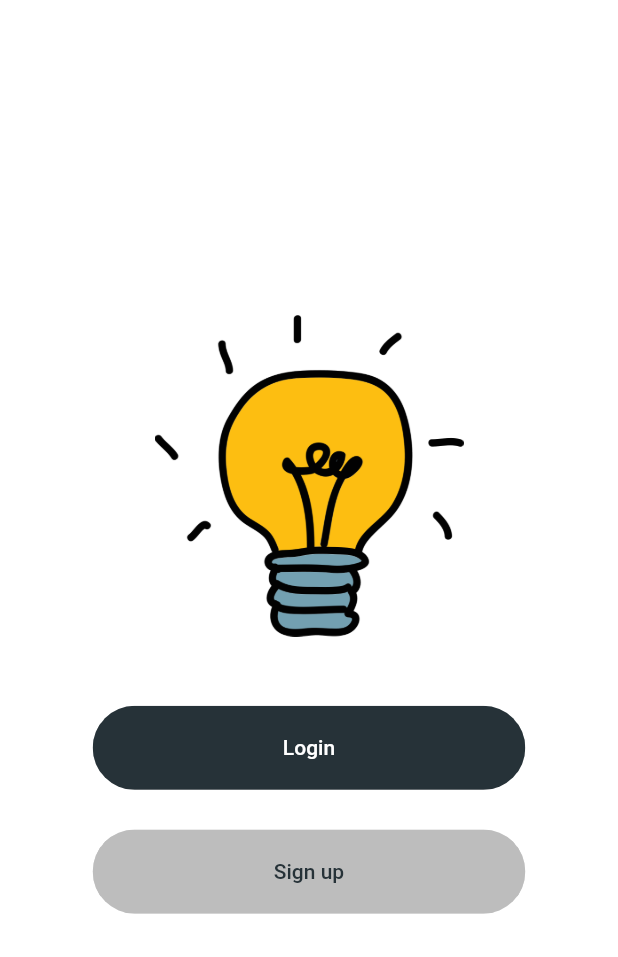
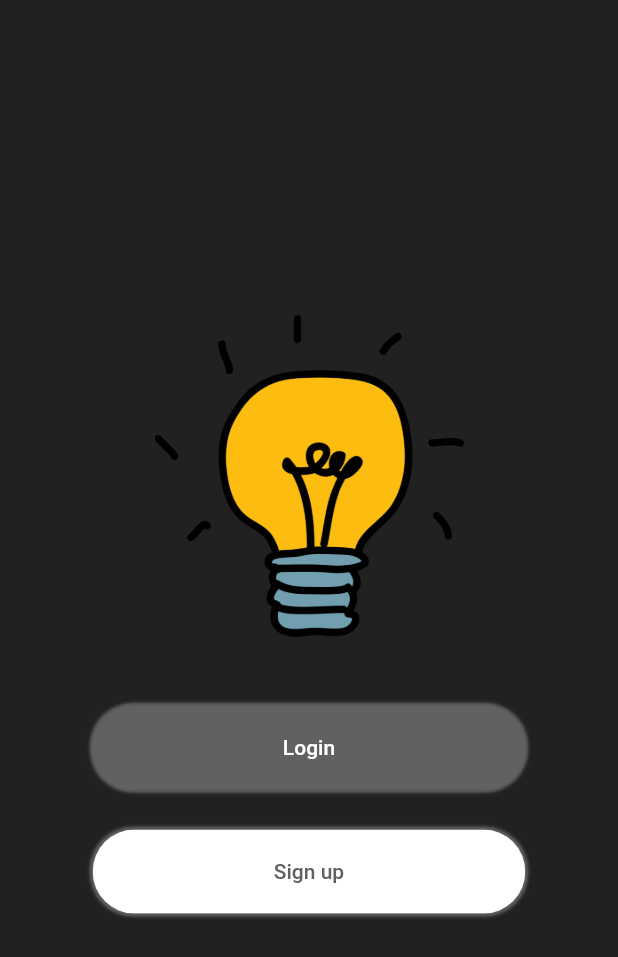
Before and after one commit to yllgashi/important, a Flutter app: the screen it shows after launch, on a phone screen of 412 x 824 dp. Shown: the top 957 px of the screen. Run offline on Flutter 3.47's test engine with Material 2 defaults, Android fonts, the phone set to English and light mode, and no system bars; our stand-ins replace flutter_custom_clippers.

Commit message:
implement new design in todos-overview-screen

```diff
--- a/lib/main.dart
+++ b/lib/main.dart
@@ -25,7 +25,7 @@ class MyApp extends StatelessWidget {
         title: 'Important',
         theme: Constants.lightTheme(context),
         darkTheme: Constants.darkTheme(context),
-        themeMode: ThemeMode.light,
+        themeMode: ThemeMode.dark,
         home: AuthScreen(),
         routes: {
           TodosOverviewScreen.routeName: (ctx) => TodosOverviewScreen(),
--- a/lib/modules/auth/components/auth_button.dart
+++ b/lib/modules/auth/components/auth_button.dart
@@ -18,6 +18,16 @@ class AuthButton extends StatelessWidget {
   @override
   Widget build(BuildContext context) {
     return Container(
+      decoration: BoxDecoration(
+        borderRadius: BorderRadius.circular(29),
+        boxShadow: [
+          BoxShadow(
+            color: Colors.grey.withOpacity(0.5),
+            spreadRadius: 2,
+            blurRadius: 1, // changes position of shadow
+          ),
+        ],
+      ),
       margin: EdgeInsets.symmetric(vertical: 5),
       width: mediaQuery.size.width * 0.7,
       child: ClipRRect(
--- a/lib/modules/todos_overview/create_todo_dialog.dart
+++ b/lib/modules/todos_overview/create_todo_dialog.dart
@@ -28,14 +28,14 @@ class _CreateTodoDialogState extends State<CreateTodoDialog> {
       content: _todoForm(),
       actions: [
         TextButton(
-          style: TextButton.styleFrom(primary: Constants.primaryColor),
+          style: TextButton.styleFrom(primary: Theme.of(context).primaryColor),
           onPressed: () {
             Navigator.pop(context);
           },
           child: Text('Cancel'),
         ),
         TextButton(
-          style: TextButton.styleFrom(primary: Constants.primaryColor),
+          style: TextButton.styleFrom(primary: Theme.of(context).primaryColor),
           onPressed: addNewTodo,
           child: Text('Create'),
         ),
--- a/lib/shared_widgets/todo_onlongpress_dialog.dart
+++ b/lib/shared_widgets/todo_onlongpress_dialog.dart
@@ -13,7 +13,7 @@ class TodoOnlongpressDialog extends StatelessWidget {
       content: _contentOfDialog(),
       actions: [
         FlatButton(
-          textColor: Constants.primaryColor,
+          textColor: Theme.of(context).primaryColor,
           onPressed: () {
             Navigator.pop(context);
           },
--- a/lib/utilities/constants.dart
+++ b/lib/utilities/constants.dart
@@ -2,9 +2,11 @@ import 'package:flutter/material.dart';
 
 class Constants {
   // primary colors
-  static Color primaryColor = Colors.blueGrey[900];
-  static Color accentLightColor = Colors.grey[400];
-  static Color accentDarkColor = Colors.grey[300];
+  static Color primaryLightColor = Colors.grey[600];
+  static Color primaryDarkColor = Colors.grey[700];
+  static Color accentLightColor = Colors.grey[100];
+  // static Color accentDarkColor = Color(0xFF404040);
+  static Color accentDarkColor = Colors.white;
   static Color yellowColor = Colors.yellow[800];
 
   // text colors
@@ -20,8 +22,9 @@ class Constants {
 
   static ThemeData lightTheme(BuildContext context) {
     return ThemeData(
-      primaryColor: primaryColor,
+      primaryColor: primaryLightColor,
       accentColor: accentLightColor,
+      appBarTheme: _appBarTheme(),
       scaffoldBackgroundColor: Colors.white,
       backgroundColor: Colors.white,
       iconTheme: IconThemeData(color: textLightColor),
@@ -35,18 +38,23 @@ class Constants {
   }
 
   static ThemeData darkTheme(BuildContext context) {
-    return ThemeData(
-      primaryColor: primaryColor,
-      accentColor: accentLightColor,
-      scaffoldBackgroundColor: Colors.white,
-      backgroundColor: Colors.white,
+    return ThemeData.dark().copyWith(
+      primaryColor: primaryDarkColor,
+      accentColor: accentDarkColor,
+      appBarTheme: _appBarTheme(),
+      scaffoldBackgroundColor: Colors.grey[900],
+      backgroundColor: Colors.grey[850],
       iconTheme: IconThemeData(color: textLightColor),
       textTheme: TextTheme(
-        bodyText1: TextStyle(color: textLightColor),
-        bodyText2: TextStyle(color: textLightColor),
-        headline4: TextStyle(color: textLightColor, fontSize: 5),
-        headline1: TextStyle(color: textLightColor, fontSize: 32),
+        bodyText1: TextStyle(color: textDarkColor),
+        bodyText2: TextStyle(color: textDarkColor),
+        headline4: TextStyle(color: textDarkColor, fontSize: 5),
+        headline1: TextStyle(color: textDarkColor, fontSize: 32),
       ),
     );
   }
+
+  static AppBarTheme _appBarTheme() {
+    return AppBarTheme(color: Colors.transparent, elevation: 0);
+  }
 }
--- a/lib/utilities/stateful_widgets_setstate_functions.dart
+++ /dev/null
@@ -1,3 +0,0 @@
-class StatefulWidgetsSetStateMethods {
-    static Function addNewTodo;
-}
--- a/pubspec.yaml
+++ b/pubspec.yaml
@@ -29,7 +29,7 @@ dependencies:
   # The following adds the Cupertino Icons font to your application.
   # Use with the CupertinoIcons class for iOS style icons.
   cupertino_icons: ^1.0.2
-  english_words: ^3.1.5
+  flutter_custom_clippers: ^1.1.2
 
 dev_dependencies:
   flutter_test:
```
Also changed, not shown: lib/modules/todos_overview/todos_overview_screen.dart (+46 -7 lines), lib/shared_widgets/default_appbar.dart (+2 -10 lines), lib/shared_widgets/drawer.dart (added, +35 -0 lines), lib/shared_widgets/floating_action_button_add.dart (+11 -11 lines), pubspec.lock.
